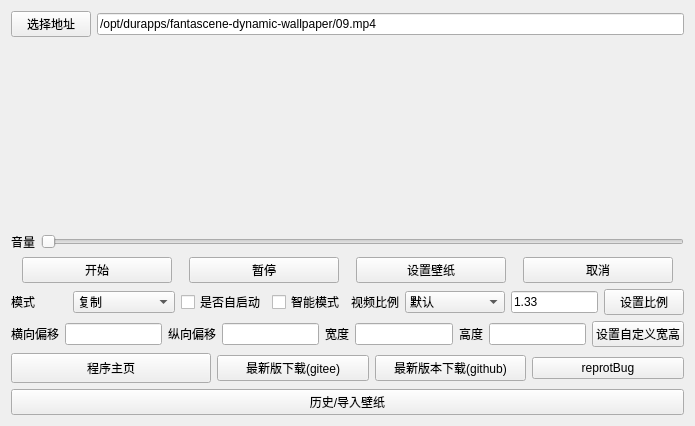
dependon/fantascene-dynamic-wallpaper, file settingwindow.ui: the form before one commit.
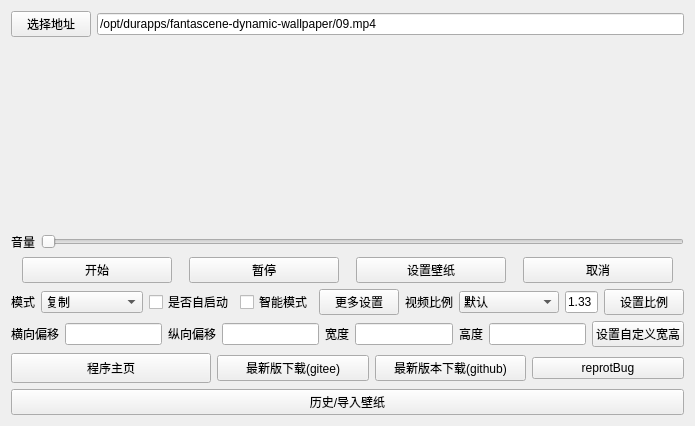
The form after the commit.

Diff of the .ui file:
```diff
--- a/settingwindow.ui
+++ b/settingwindow.ui
@@ -251,6 +251,13 @@
            </property>
           </widget>
          </item>
+         <item>
+          <widget class="QPushButton" name="moreSettingBtn">
+           <property name="text">
+            <string>更多设置</string>
+           </property>
+          </widget>
+         </item>
         </layout>
        </item>
        <item>
```
